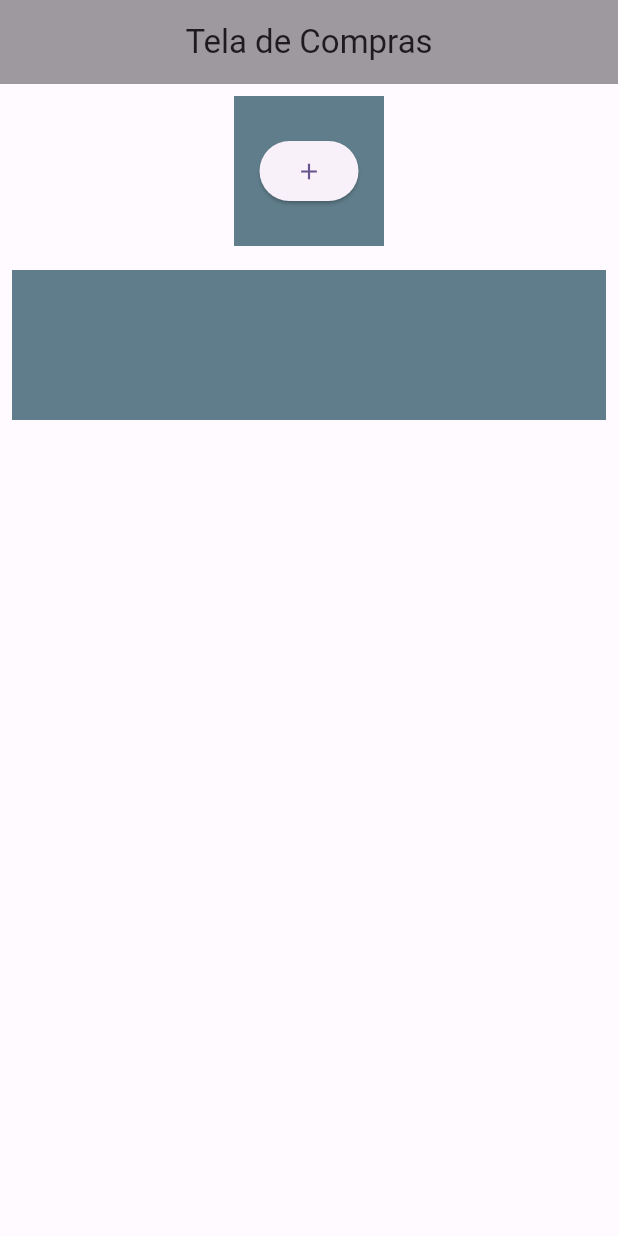
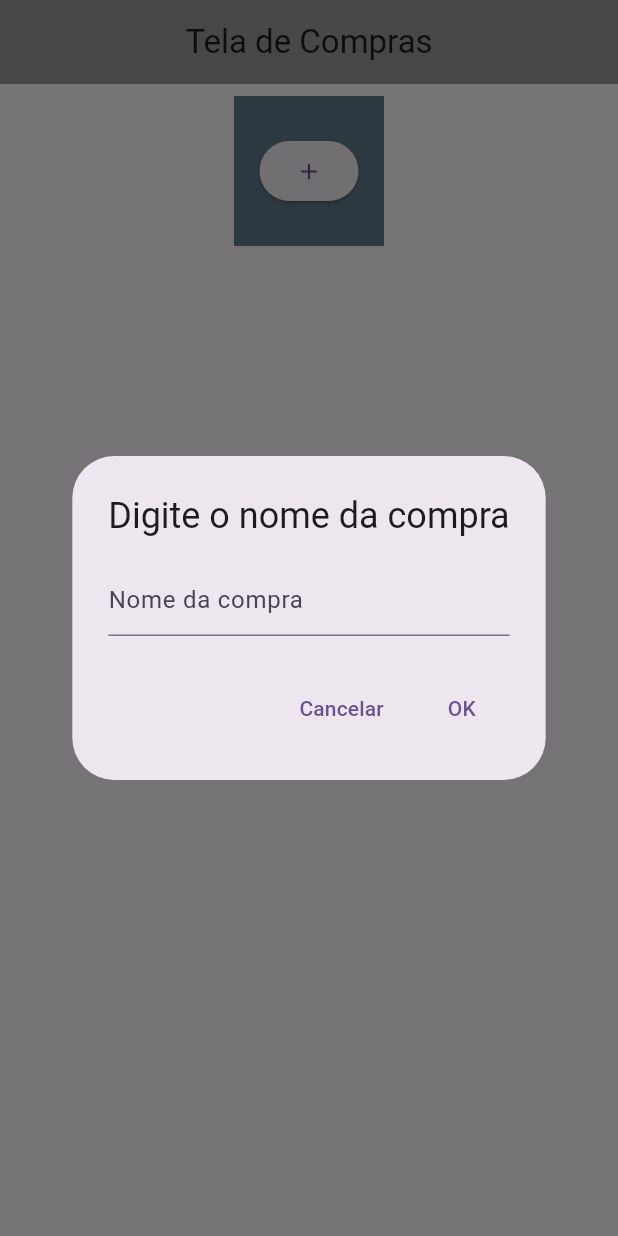
Before and after one commit to gustavo91010/recall-de-compras-app, a Flutter app: the Purchasse screen opened directly, after a tap on the "add" icon, on a phone screen of 412 x 824 dp. Run offline on Flutter 3.47's test engine with Material 3 defaults, Android fonts, the phone set to English and light mode, and no system bars.

Commit message:
feat: start purchasse screen completed

```diff
--- a/lib/main.dart
+++ b/lib/main.dart
@@ -1,6 +1,5 @@
 import 'package:flutter/material.dart';
 import 'package:recall_de_compras/pages/login.dart';
-import 'package:recall_de_compras/pages/purchasse.dart';
 
 void main() {
   runApp(const MyApp());
@@ -19,8 +18,8 @@ class MyApp extends StatelessWidget {
         colorScheme: ColorScheme.fromSeed(seedColor: Colors.deepPurple),
         useMaterial3: true,
       ),
-     // home:  Login()
-           home:  Purchasse()
+     home:  Login()
+         //  home:  Purchasse()
 
     );
   }
--- a/lib/pages/purchasse.dart
+++ b/lib/pages/purchasse.dart
@@ -1,5 +1,7 @@
+import 'package:flutter/cupertino.dart';
 import 'package:flutter/material.dart';
 import 'package:flutter/widgets.dart';
+import 'package:recall_de_compras/pages/login.dart';
 
 class Purchasse extends StatefulWidget {
   const Purchasse({super.key});
@@ -11,17 +13,54 @@ class Purchasse extends StatefulWidget {
 class _PurchasseScreen extends State<Purchasse> {
   final List<Widget> compras = [];
 
-  @override
-  void initState() {
-    super.initState();
-    // adiciona um item a lista
-    compras.add(const Compra());
+  Future<void> addCompra() async {
+    String? nomeCompra = await _showNameDialog();
+    if (nomeCompra != null && nomeCompra.isNotEmpty) {
+      setState(() {
+        compras.add(Compra(nome: nomeCompra));
+        print('Compra adicionada: Total de compras = ${compras.length}');
+
+        sendMessage(message: 'Compra: $nomeCompra adicionada');
+      });
+    }
   }
 
-  void addCompra() {
-    setState(() {
-      compras.add(const Compra());
-    });
+  void sendMessage({required String message}) {
+    ScaffoldMessenger.of(context)
+        .showSnackBar(SnackBar(content: Text(message)));
+  }
+
+  Future<String?> _showNameDialog() {
+    // box para pegar o nome da compra
+    TextEditingController nameController = TextEditingController();
+    return showDialog<String>(
+      context: context,
+      builder: (BuildContext context) {
+        return AlertDialog(
+          title: const Text('Digite o nome da compra'),
+          content: TextField(
+            controller: nameController,
+            decoration: const InputDecoration(hintText: "Nome da compra"),
+          ),
+          actions: <Widget>[
+            TextButton(
+              onPressed: () {
+                Navigator.of(context)
+                    .pop(); // Fecha o diálogo sem retornar valor
+              },
+              child: const Text('Cancelar'),
+            ),
+            TextButton(
+              onPressed: () {
+                Navigator.of(context)
+                    .pop(nameController.text); // Retorna o valor digitado
+              },
+              child: const Text('OK'),
+            ),
+          ],
+        );
+      },
+    );
   }
 
   @override
@@ -36,11 +75,11 @@ class _PurchasseScreen extends State<Purchasse> {
       body: Container(
         alignment: Alignment.center,
         color: Colors.white38,
-        child:  Column(
+        child: Column(
           mainAxisAlignment: MainAxisAlignment.center,
           children: [
-             NovaCompra(onPressed: addCompra),
-           // const NovaCompra(),
+            NovaCompra(onPressed: addCompra),
+            // const NovaCompra(),
             Expanded(
               child: ListView(
                 children: compras,
@@ -54,18 +93,40 @@ class _PurchasseScreen extends State<Purchasse> {
 }
 
 class Compra extends StatelessWidget {
-  const Compra({
-    super.key,
-  });
+  final String nome;
+  const Compra({super.key, required this.nome});
 
   @override
   Widget build(BuildContext context) {
     return Padding(
       padding: const EdgeInsets.all(8.0),
-      child: Container(
-        width: 100,
-        height: 100,
-        color: Colors.blueGrey,
+      child: Align(
+        alignment: Alignment.center, // Centraliza horizontalmente
+        child: Container(
+          width: 100, // Define a largura desejada
+          height: 100,
+          color: Colors.blueGrey,
+          child: Center(
+              child: Column(
+            mainAxisAlignment: MainAxisAlignment.center,
+            children: [
+              ElevatedButton(
+                  onPressed: () {
+                    ScaffoldMessenger.of(context).showSnackBar(SnackBar(
+                      content: Text('Entrando na compra $nome'),
+                      duration: const Duration(seconds: 1),
+                    ));
+                    Navigator.push(context,
+                        MaterialPageRoute(builder: (context) => Login()));
+                  },
+                  child: const Icon(Icons.input)),
+              Text(
+                nome,
+                style: const TextStyle(color: Colors.white),
+              ),
+            ],
+          )),
+        ),
       ),
     );
   }
@@ -88,12 +149,7 @@ class NovaCompra extends StatelessWidget {
         color: Colors.blueGrey,
         child: Center(
           child: ElevatedButton(
-              onPressed: onPressed,
-               //{
-                //ScaffoldMessenger.of(context).showSnackBar(
-                  //  const SnackBar(content: Text('Nova compra adicionada')));
-//              },
-              child: const Icon(Icons.add)),
+              onPressed: onPressed, child: const Icon(Icons.add)),
         ),
       ),
     );
```
Also changed, not shown: lib/pages/login.dart (+20 -1 lines).
